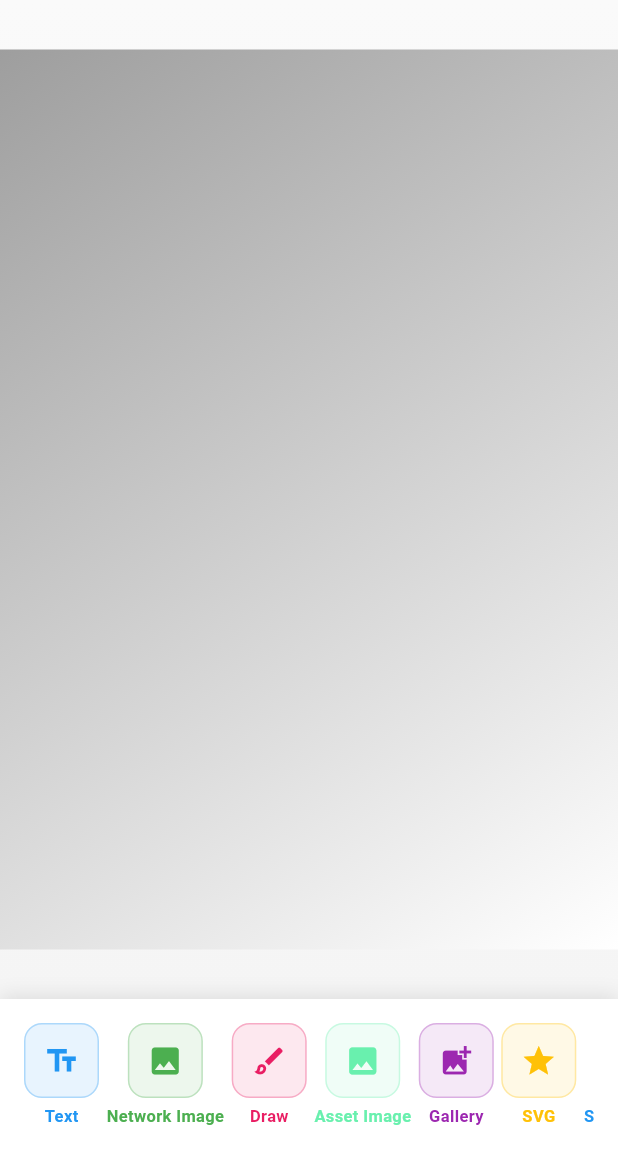
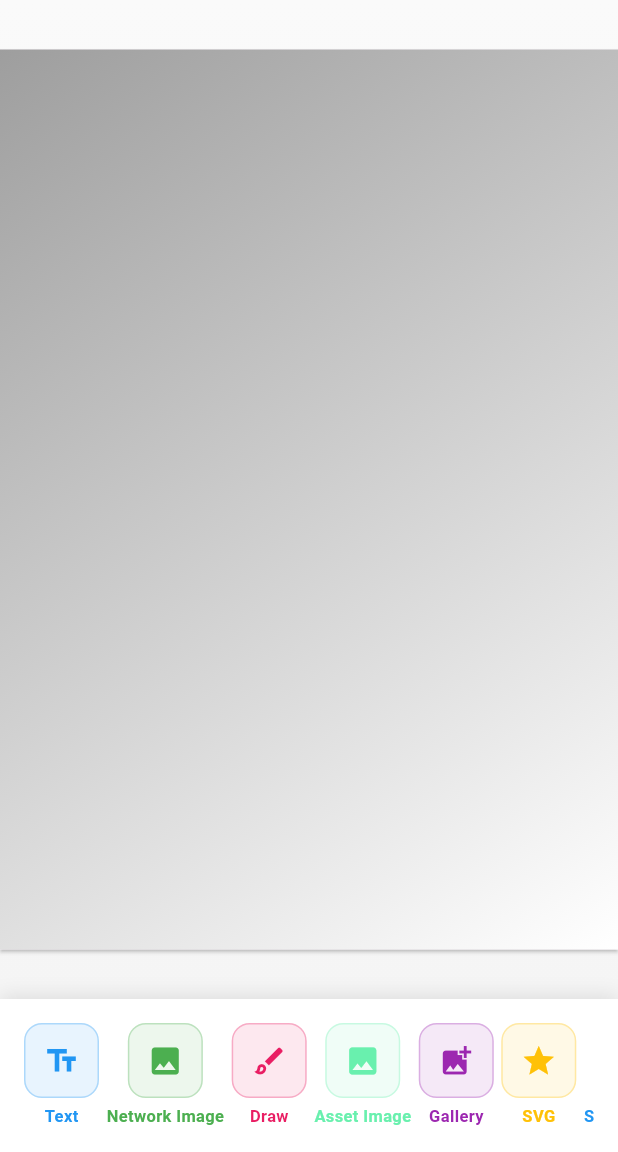
Before and after one commit to M4DGENIUS0/stack_board_plus, a Flutter app: the screen it shows after launch, on a phone screen of 412 x 824 dp, the part 84-1236 px from its top. Run offline on Flutter 3.47's test engine with Material 3 defaults, Android fonts, the phone set to English and light mode, and no system bars; our stand-ins replace flutter_svg, google_fonts, image_picker, shimmer; missing offline and left inert: flex_color_picker, flutter_drawing_board.

Commit message:
[New] Added a elevation to the background and make the example as well

```diff
--- a/example/lib/mixins/background_manager_mixin.dart
+++ b/example/lib/mixins/background_manager_mixin.dart
@@ -15,6 +15,7 @@ mixin BackgroundManagerMixin<T extends StatefulWidget> on State<T> {
   File? backgroundImage;
   double backgroundWidth = 800.0;
   double backgroundHeight = 600.0;
+  double backgroundElevation = 1.0;
   BoxFit backgroundFit = BoxFit.cover;
   bool useGradient = true;  // Start with gradient as default
   bool useImage = false;
@@ -29,6 +30,7 @@ mixin BackgroundManagerMixin<T extends StatefulWidget> on State<T> {
         backgroundImage: backgroundImage,
         backgroundWidth: backgroundWidth,
         backgroundHeight: backgroundHeight,
+        backgroundElevation: backgroundElevation,
         backgroundFit: backgroundFit,
         useGradient: useGradient,
         useImage: useImage,
@@ -38,6 +40,7 @@ mixin BackgroundManagerMixin<T extends StatefulWidget> on State<T> {
           File? image,
           double width,
           double height,
+          double elevation,
           BoxFit fit,
           bool useGradient,
           bool useImage,
@@ -48,6 +51,7 @@ mixin BackgroundManagerMixin<T extends StatefulWidget> on State<T> {
             backgroundImage = image;
             backgroundWidth = width;
             backgroundHeight = height;
+            backgroundElevation = elevation;
             backgroundFit = fit;
             this.useGradient = useGradient;
             this.useImage = useImage;
--- a/example/lib/pages/home_page.dart
+++ b/example/lib/pages/home_page.dart
@@ -189,6 +189,7 @@ class _HomePageState extends State<HomePage>
             width: backgroundWidth,
             height: backgroundHeight,
             child: StackBoardPlus(
+          elevation: backgroundElevation,
           onDel: _onDel,
           controller: _boardController,
           caseStyle: CaseStyle(
--- a/lib/src/stack_board_plus.dart
+++ b/lib/src/stack_board_plus.dart
@@ -41,6 +41,7 @@ class StackBoardPlus extends StatelessWidget {
     this.actionsBuilder,
     this.borderBuilder,
     this.customActionsBuilder,
+    this.elevation = 1.0,
   }) : super(key: key);
 
   final StackBoardPlusController? controller;
@@ -90,6 +91,10 @@ class StackBoardPlus extends StatelessWidget {
 
   final List<Widget> Function(StackItem<StackItemContent> item, BuildContext context)? customActionsBuilder;
 
+  /// * elevation for the whole canvas container
+  /// defaults to 1.0
+  final double elevation;
+
   StackBoardPlusController get _controller =>
       controller ?? StackBoardPlusController.def();
 
@@ -98,6 +103,8 @@ class StackBoardPlus extends StatelessWidget {
     return StackBoardPlusConfig(
       controller: _controller,
       caseStyle: caseStyle,
+      child: Material(
+        elevation: elevation,
         child: GestureDetector(
           onTap: () => _controller.unSelectAll(),
           behavior: HitTestBehavior.opaque,
@@ -116,6 +123,7 @@ class StackBoardPlus extends StatelessWidget {
                 ],
               );
             },
+          ),
         ),
       ),
     );
```
Also changed, not shown: example/lib/dialogs/background_editor_dialog.dart (+18 -1 lines). Lines whose indentation alone changed are shown as unchanged.
